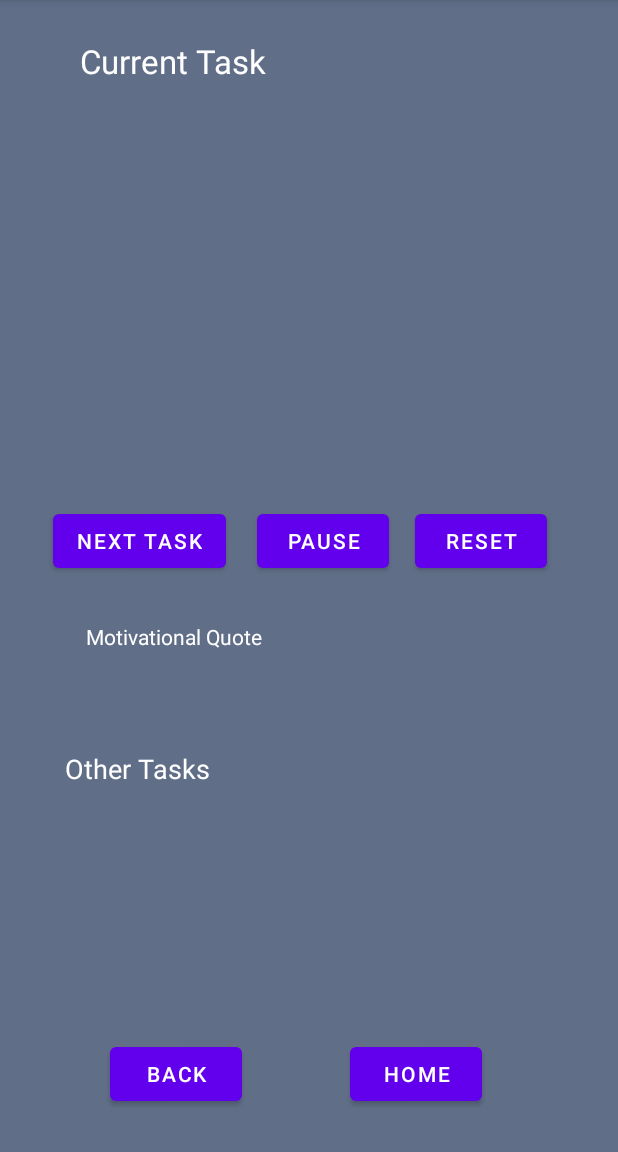
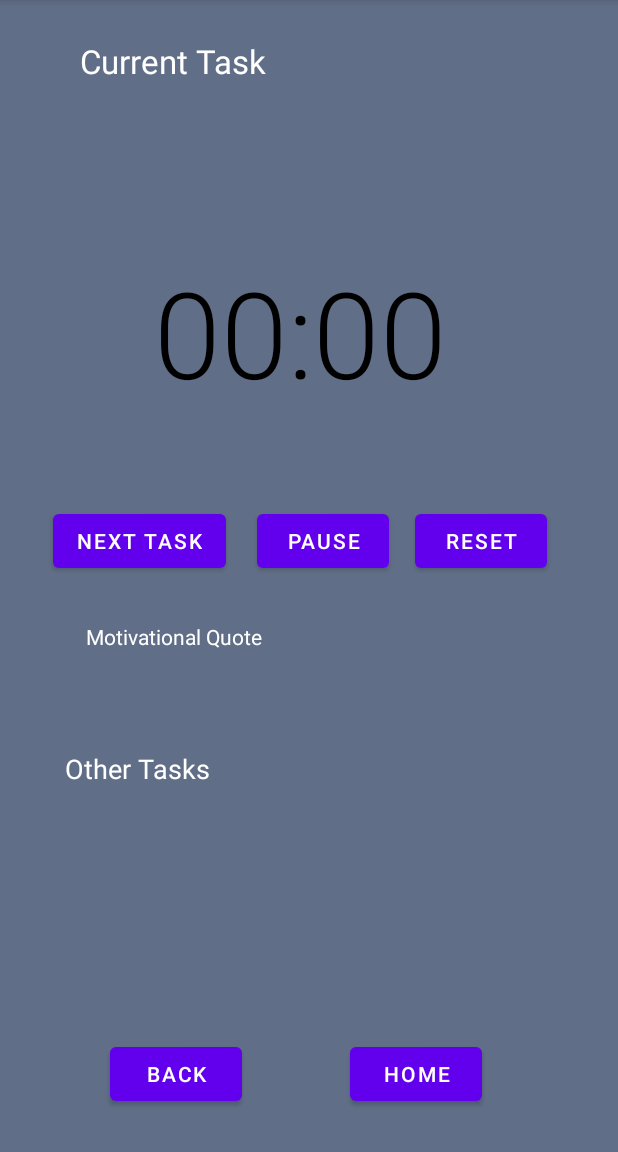
Before and after one commit to kimjason832/TritonHacks2021, an Android app: the Timer screen opened directly, with no data from a screen before it, on a phone screen of 412 x 824 dp, the part 84-1236 px from its top. Run offline under Robolectric (Android 15) with nearby library versions, the phone set to English and light mode, and no system bars.

Commit message:
Added timer

```diff
--- a/app/src/main/res/layout/activity_timer.xml
+++ b/app/src/main/res/layout/activity_timer.xml
@@ -7,6 +7,20 @@
     android:layout_height="match_parent"
     android:background="#606E87"
     tools:context=".Timer">
+
+    <TextView
+        android:id="@+id/text_view_countdown"
+        android:layout_width="207dp"
+        android:layout_height="101dp"
+        android:text="00:00"
+        android:textAppearance="@style/TextAppearance.AppCompat.Display4"
+        android:textColor="@android:color/black"
+        android:textSize="80sp"
+        app:layout_constraintBottom_toBottomOf="parent"
+        app:layout_constraintEnd_toEndOf="parent"
+        app:layout_constraintStart_toStartOf="parent"
+        app:layout_constraintTop_toTopOf="parent"
+        app:layout_constraintVertical_bias="0.252" />
 
     <TextView
         android:id="@+id/textview_currenttask_timer"
```
